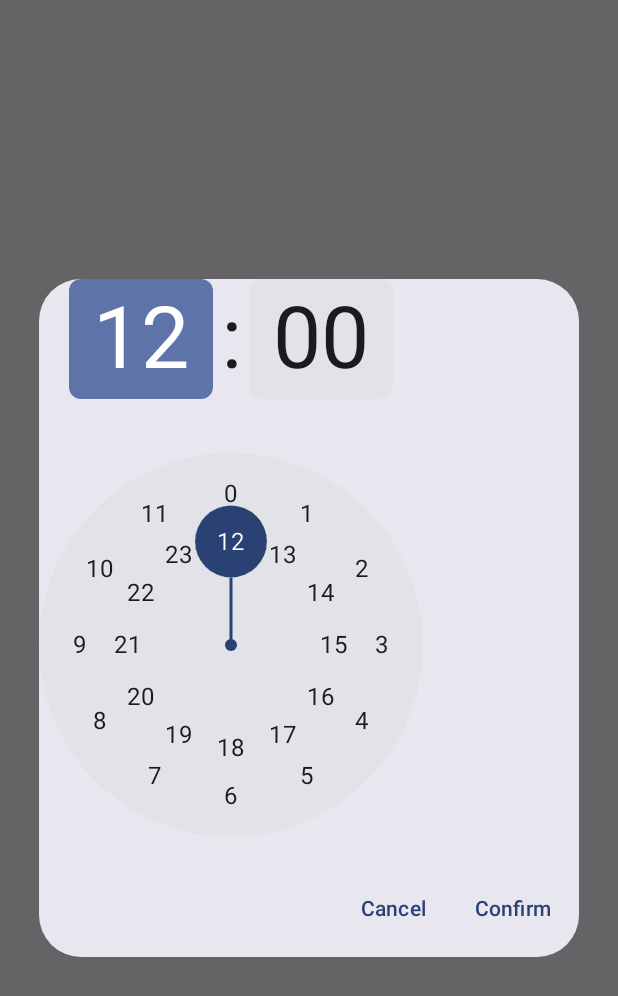
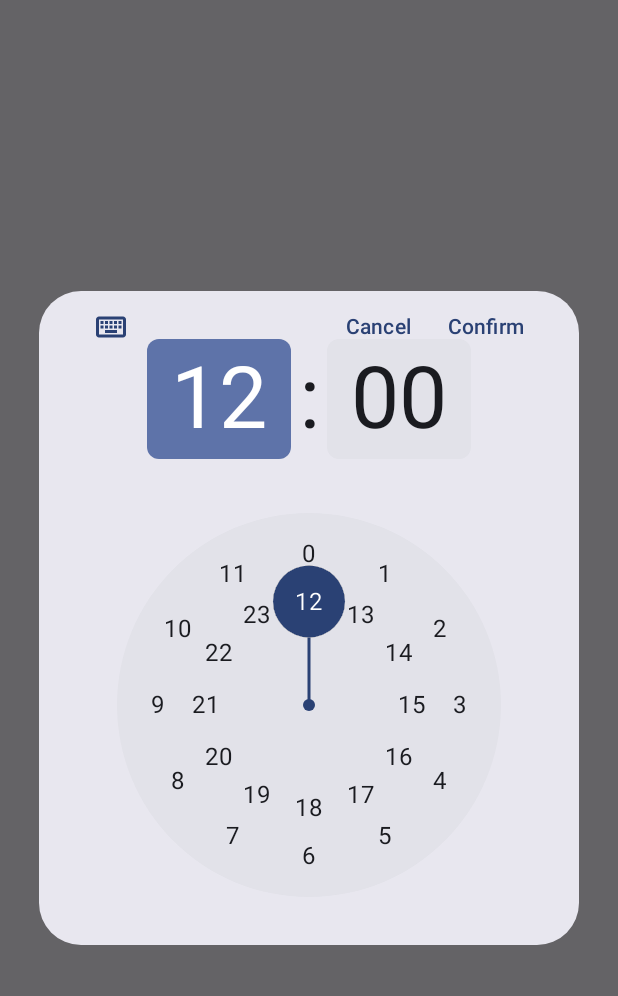
Before and after one commit to MrVSV/alarm-clock, an Android app built with Jetpack Compose: the composable TimePickerDialog shown on its own in the app's theme, on a phone screen of 412 x 824 dp. Shown: the top 996 px of the screen. Run offline under Robolectric (Android 15) with nearby library versions, the phone set to English and light mode, and no system bars; 1 statement that could not run was skipped.

Commit message:
time picker input type

```diff
--- a/app/src/main/java/com/vsv/ruleyourtime/presentation/alarms_screen/AlarmScreenEvent.kt
+++ b/app/src/main/java/com/vsv/ruleyourtime/presentation/alarms_screen/AlarmScreenEvent.kt
@@ -15,4 +15,5 @@ sealed interface AlarmScreenEvent{
     data class CheckAlarmPermissionState(val isGranted: Boolean): AlarmScreenEvent
     data class CheckNotificationPermissionState(val isGranted: Boolean): AlarmScreenEvent
     data class CheckTimeFormat(val is24HourFormat: Boolean): AlarmScreenEvent
+    object ChangeTimePickerInputMode: AlarmScreenEvent
 }
--- a/app/src/main/java/com/vsv/ruleyourtime/presentation/alarms_screen/AlarmsScreenState.kt
+++ b/app/src/main/java/com/vsv/ruleyourtime/presentation/alarms_screen/AlarmsScreenState.kt
@@ -8,6 +8,7 @@ data class AlarmsScreenState(
     val minutes: Int = 0,
     val is24HourFormat: Boolean = true,
     val isAddingAlarm: Boolean = false,
+    val isDialTimePickerInputMode: Boolean = true,
     val isLoading: Boolean = false,
     val isError: Boolean = false,
     /*alarm permission state*/
--- a/app/src/main/java/com/vsv/ruleyourtime/presentation/alarms_screen/AlarmsScreenViewModel.kt
+++ b/app/src/main/java/com/vsv/ruleyourtime/presentation/alarms_screen/AlarmsScreenViewModel.kt
@@ -138,6 +138,11 @@ class AlarmsScreenViewModel(
                     it.copy(is24HourFormat = event.is24HourFormat)
                 }
             }
+            AlarmScreenEvent.ChangeTimePickerInputMode -> {
+                _state.update {
+                    it.copy(isDialTimePickerInputMode = !it.isDialTimePickerInputMode)
+                }
+            }
         }
     }
 }
--- a/app/src/main/java/com/vsv/ruleyourtime/presentation/common/TimePickerDialog.kt
+++ b/app/src/main/java/com/vsv/ruleyourtime/presentation/common/TimePickerDialog.kt
@@ -1,14 +1,26 @@
 package com.vsv.ruleyourtime.presentation.common
 
+import androidx.compose.foundation.layout.Box
+import androidx.compose.foundation.layout.Row
+import androidx.compose.foundation.layout.Spacer
+import androidx.compose.foundation.layout.fillMaxWidth
+import androidx.compose.foundation.layout.padding
 import androidx.compose.material3.DatePickerDialog
 import androidx.compose.material3.ExperimentalMaterial3Api
+import androidx.compose.material3.Icon
+import androidx.compose.material3.IconButton
+import androidx.compose.material3.MaterialTheme
 import androidx.compose.material3.Text
 import androidx.compose.material3.TextButton
+import androidx.compose.material3.TimeInput
 import androidx.compose.material3.TimePicker
 import androidx.compose.material3.rememberTimePickerState
 import androidx.compose.runtime.Composable
 import androidx.compose.ui.Alignment
 import androidx.compose.ui.Modifier
+import androidx.compose.ui.res.painterResource
+import androidx.compose.ui.unit.dp
+import com.vsv.ruleyourtime.R
 import com.vsv.ruleyourtime.presentation.alarms_screen.AlarmScreenEvent
 import com.vsv.ruleyourtime.presentation.alarms_screen.AlarmsScreenState
 
@@ -27,7 +39,44 @@ fun TimePickerDialog(
     DatePickerDialog(
         modifier = Modifier,
         onDismissRequest = { onEvent(AlarmScreenEvent.CloseTimePicker) },
-        confirmButton = {
+        confirmButton = {}
+    ) {
+        Box(
+            contentAlignment = Alignment.Center,
+            modifier = Modifier
+                .fillMaxWidth()
+                .padding(top = 32.dp)
+        ) {
+            if (state.isDialTimePickerInputMode)
+                TimePicker(state = timePickerState)
+            else
+                TimeInput(state = timePickerState)
+        }
+        Row(
+            modifier = Modifier
+                .fillMaxWidth()
+                .padding(horizontal = 24.dp)
+        ) {
+            IconButton(
+                onClick = { onEvent(AlarmScreenEvent.ChangeTimePickerInputMode) }
+            ) {
+                Icon(
+                    painter = painterResource(
+                        id =
+                        if (state.isDialTimePickerInputMode)
+                            R.drawable.outline_keyboard_24
+                        else R.drawable.outline_watch_later_24
+                    ),
+                    contentDescription = "change time picker input type",
+                    tint = MaterialTheme.colorScheme.primary,
+                )
+            }
+            Spacer(modifier = Modifier.weight(1f))
+            TextButton(
+                onClick = { onEvent(AlarmScreenEvent.CloseTimePicker) }
+            ) {
+                Text(text = "Cancel")
+            }
             TextButton(
                 onClick = {
                     onEvent(
@@ -40,22 +89,6 @@ fun TimePickerDialog(
             ) {
                 Text(text = "Confirm")
             }
-        },
-        dismissButton = {
-            TextButton(
-                onClick = { onEvent(AlarmScreenEvent.CloseTimePicker) }
-            ) {
-                Text(text = "Cancel")
-            }
         }
-    ) {
-        TimePicker(
-            state = timePickerState,
-            modifier = Modifier.align(alignment = Alignment.CenterHorizontally),
-        )
-//        TimeInput(
-//            state = timePickerState,
-//            modifier = Modifier.align(alignment = Alignment.CenterHorizontally),
-//        )
     }
 }
--- /dev/null
+++ b/app/src/main/res/drawable/outline_keyboard_24.xml
@@ -0,0 +1,5 @@
+<vector android:height="24dp" android:tint="#000000"
+    android:viewportHeight="24" android:viewportWidth="24"
+    android:width="24dp" xmlns:android="http://schemas.android.com/apk/res/android">
+    <path android:fillColor="@android:color/white" android:pathData="M20,7v10L4,17L4,7h16m0,-2L4,5c-1.1,0 -1.99,0.9 -1.99,2L2,17c0,1.1 0.9,2 2,2h16c1.1,0 2,-0.9 2,-2L22,7c0,-1.1 -0.9,-2 -2,-2zM11,8h2v2h-2zM11,11h2v2h-2zM8,8h2v2L8,10zM8,11h2v2L8,13zM5,11h2v2L5,13zM5,8h2v2L5,10zM8,14h8v2L8,16zM14,11h2v2h-2zM14,8h2v2h-2zM17,11h2v2h-2zM17,8h2v2h-2z"/>
+</vector>
--- /dev/null
+++ b/app/src/main/res/drawable/outline_watch_later_24.xml
@@ -0,0 +1,5 @@
+<vector android:height="24dp" android:tint="#000000"
+    android:viewportHeight="24" android:viewportWidth="24"
+    android:width="24dp" xmlns:android="http://schemas.android.com/apk/res/android">
+    <path android:fillColor="@android:color/white" android:pathData="M12,2C6.5,2 2,6.5 2,12s4.5,10 10,10s10,-4.5 10,-10S17.5,2 12,2zM12,20c-4.41,0 -8,-3.59 -8,-8s3.59,-8 8,-8s8,3.59 8,8S16.41,20 12,20zM12.5,7H11v6l5.2,3.2l0.8,-1.3l-4.5,-2.7V7z"/>
+</vector>
```
